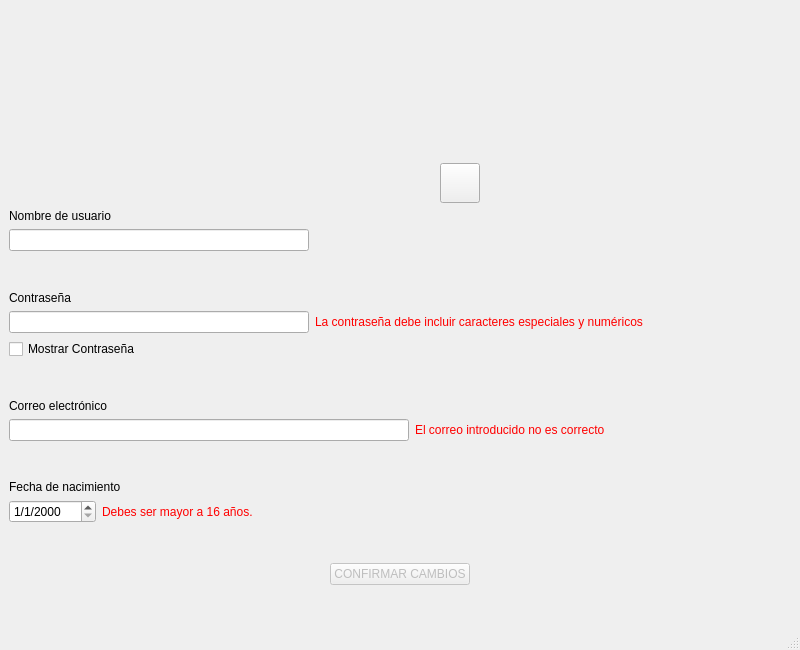
The window that mapa/perfil.ui (jorgecanut/mapaIHM) describes before a commit, drawn with Qt 5.
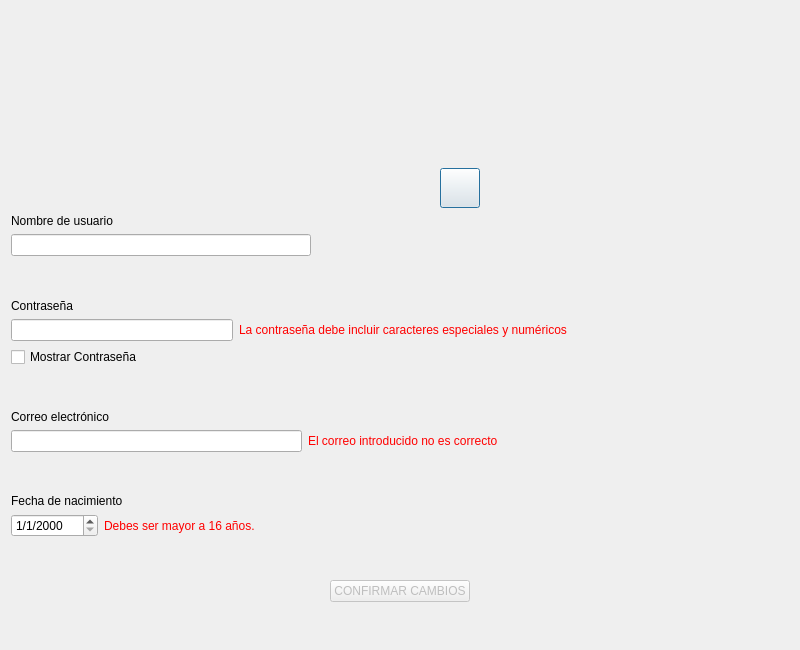
The same window after the commit. Icons and pictures are not drawn.

```diff
--- a/mapa/perfil.ui
+++ b/mapa/perfil.ui
@@ -1,7 +1,7 @@
 <?xml version="1.0" encoding="UTF-8"?>
 <ui version="4.0">
  <class>Perfil</class>
- <widget class="QMainWindow" name="Perfil">
+ <widget class="QDialog" name="Perfil">
   <property name="geometry">
    <rect>
     <x>0</x>
@@ -10,27 +10,8 @@
     <height>650</height>
    </rect>
   </property>
-  <property name="sizePolicy">
-   <sizepolicy hsizetype="Preferred" vsizetype="Preferred">
-    <horstretch>0</horstretch>
-    <verstretch>0</verstretch>
-   </sizepolicy>
-  </property>
   <property name="windowTitle">
-   <string>MainWindow</string>
-  </property>
-  <widget class="QWidget" name="centralwidget">
-   <property name="sizePolicy">
-    <sizepolicy hsizetype="Expanding" vsizetype="Expanding">
-     <horstretch>0</horstretch>
-     <verstretch>0</verstretch>
-    </sizepolicy>
-   </property>
-   <property name="minimumSize">
-    <size>
-     <width>0</width>
-     <height>550</height>
-    </size>
+   <string>Perfil de Usuario</string>
    </property>
    <layout class="QVBoxLayout" name="verticalLayout_Main">
     <item>
@@ -38,9 +19,6 @@
       <property name="orientation">
        <enum>Qt::Orientation::Vertical</enum>
       </property>
-      <property name="sizeType">
-       <enum>QSizePolicy::Policy::Expanding</enum>
-      </property>
       <property name="sizeHint" stdset="0">
        <size>
         <width>20</width>
@@ -56,9 +34,6 @@
         <property name="orientation">
          <enum>Qt::Orientation::Horizontal</enum>
         </property>
-        <property name="sizeType">
-         <enum>QSizePolicy::Policy::Expanding</enum>
-        </property>
         <property name="sizeHint" stdset="0">
          <size>
           <width>40</width>
@@ -90,30 +65,6 @@
            <height>150</height>
           </rect>
          </property>
-         <property name="sizePolicy">
-          <sizepolicy hsizetype="Fixed" vsizetype="Fixed">
-           <horstretch>0</horstretch>
-           <verstretch>0</verstretch>
-          </sizepolicy>
-         </property>
-         <property name="minimumSize">
-          <size>
-           <width>150</width>
-           <height>150</height>
-          </size>
-         </property>
-         <property name="maximumSize">
-          <size>
-           <width>150</width>
-           <height>150</height>
-          </size>
-         </property>
-         <property name="layoutDirection">
-          <enum>Qt::LayoutDirection::LeftToRight</enum>
-         </property>
-         <property name="text">
-          <string/>
-         </property>
          <property name="pixmap">
           <pixmap resource="resource.qrc">:/iconos_usuarios/arana.svg</pixmap>
          </property>
@@ -133,27 +84,6 @@
            <height>40</height>
           </rect>
          </property>
-         <property name="sizePolicy">
-          <sizepolicy hsizetype="Fixed" vsizetype="Fixed">
-           <horstretch>0</horstretch>
-           <verstretch>0</verstretch>
-          </sizepolicy>
-         </property>
-         <property name="minimumSize">
-          <size>
-           <width>40</width>
-           <height>40</height>
-          </size>
-         </property>
-         <property name="maximumSize">
-          <size>
-           <width>40</width>
-           <height>40</height>
-          </size>
-         </property>
-         <property name="text">
-          <string/>
-         </property>
          <property name="icon">
           <iconset resource="resource.qrc">
            <normaloff>:/icons/icons/ataque.png</normaloff>:/icons/icons/ataque.png</iconset>
@@ -172,9 +102,6 @@
         <property name="orientation">
          <enum>Qt::Orientation::Horizontal</enum>
         </property>
-        <property name="sizeType">
-         <enum>QSizePolicy::Policy::Expanding</enum>
-        </property>
         <property name="sizeHint" stdset="0">
          <size>
           <width>40</width>
@@ -194,15 +121,6 @@
     </item>
     <item>
      <widget class="QLineEdit" name="leNombreUsuario">
-      <property name="enabled">
-       <bool>true</bool>
-      </property>
-      <property name="minimumSize">
-       <size>
-        <width>300</width>
-        <height>0</height>
-       </size>
-      </property>
       <property name="maximumSize">
        <size>
         <width>300</width>
@@ -219,9 +137,6 @@
       <property name="orientation">
        <enum>Qt::Orientation::Vertical</enum>
       </property>
-      <property name="sizeType">
-       <enum>QSizePolicy::Policy::Expanding</enum>
-      </property>
       <property name="sizeHint" stdset="0">
        <size>
         <width>20</width>
@@ -241,12 +156,6 @@
      <layout class="QHBoxLayout" name="horizontalLayout_2">
       <item>
        <widget class="QLineEdit" name="leContrasea">
-        <property name="minimumSize">
-         <size>
-          <width>300</width>
-          <height>0</height>
-         </size>
-        </property>
         <property name="maximumSize">
          <size>
           <width>300</width>
@@ -270,9 +179,6 @@
         <property name="orientation">
          <enum>Qt::Orientation::Horizontal</enum>
         </property>
-        <property name="sizeType">
-         <enum>QSizePolicy::Policy::Expanding</enum>
-        </property>
         <property name="sizeHint" stdset="0">
          <size>
           <width>40</width>
@@ -295,9 +201,6 @@
       <property name="orientation">
        <enum>Qt::Orientation::Vertical</enum>
       </property>
-      <property name="sizeType">
-       <enum>QSizePolicy::Policy::Expanding</enum>
-      </property>
       <property name="sizeHint" stdset="0">
        <size>
         <width>20</width>
@@ -317,12 +220,6 @@
      <layout class="QHBoxLayout" name="horizontalLayout_3">
       <item>
        <widget class="QLineEdit" name="leCorreo">
-        <property name="minimumSize">
-         <size>
-          <width>400</width>
-          <height>0</height>
-         </size>
-        </property>
         <property name="maximumSize">
          <size>
           <width>400</width>
@@ -333,9 +230,6 @@
       </item>
       <item>
        <widget class="QLabel" name="lErrorCorreo">
-        <property name="enabled">
-         <bool>true</bool>
-        </property>
         <property name="styleSheet">
          <string notr="true">color:red</string>
         </property>
@@ -364,9 +258,6 @@
       <property name="orientation">
        <enum>Qt::Orientation::Vertical</enum>
       </property>
-      <property name="sizeType">
-       <enum>QSizePolicy::Policy::Expanding</enum>
-      </property>
       <property name="sizeHint" stdset="0">
        <size>
         <width>20</width>
@@ -412,9 +303,6 @@
         <property name="orientation">
          <enum>Qt::Orientation::Horizontal</enum>
         </property>
-        <property name="sizeType">
-         <enum>QSizePolicy::Policy::Expanding</enum>
-        </property>
         <property name="sizeHint" stdset="0">
          <size>
           <width>40</width>
@@ -430,9 +318,6 @@
       <property name="orientation">
        <enum>Qt::Orientation::Vertical</enum>
       </property>
-      <property name="sizeType">
-       <enum>QSizePolicy::Policy::Expanding</enum>
-      </property>
       <property name="sizeHint" stdset="0">
        <size>
         <width>20</width>
@@ -448,9 +333,6 @@
         <property name="orientation">
          <enum>Qt::Orientation::Horizontal</enum>
         </property>
-        <property name="sizeType">
-         <enum>QSizePolicy::Policy::Expanding</enum>
-        </property>
         <property name="sizeHint" stdset="0">
          <size>
           <width>40</width>
@@ -480,9 +362,6 @@
         <property name="orientation">
          <enum>Qt::Orientation::Horizontal</enum>
         </property>
-        <property name="sizeType">
-         <enum>QSizePolicy::Policy::Expanding</enum>
-        </property>
         <property name="sizeHint" stdset="0">
          <size>
           <width>40</width>
@@ -498,9 +377,6 @@
       <property name="orientation">
        <enum>Qt::Orientation::Vertical</enum>
       </property>
-      <property name="sizeType">
-       <enum>QSizePolicy::Policy::Expanding</enum>
-      </property>
       <property name="sizeHint" stdset="0">
        <size>
         <width>20</width>
@@ -510,18 +386,6 @@
      </spacer>
     </item>
    </layout>
-  </widget>
-  <widget class="QMenuBar" name="menubar">
-   <property name="geometry">
-    <rect>
-     <x>0</x>
-     <y>0</y>
-     <width>800</width>
-     <height>37</height>
-    </rect>
-   </property>
-  </widget>
-  <widget class="QStatusBar" name="statusbar"/>
  </widget>
  <resources>
   <include location="resource.qrc"/>
```
Left out of the diff: 2 changed lines with no effect on the pictures. Lines whose indentation alone changed are shown as unchanged.
